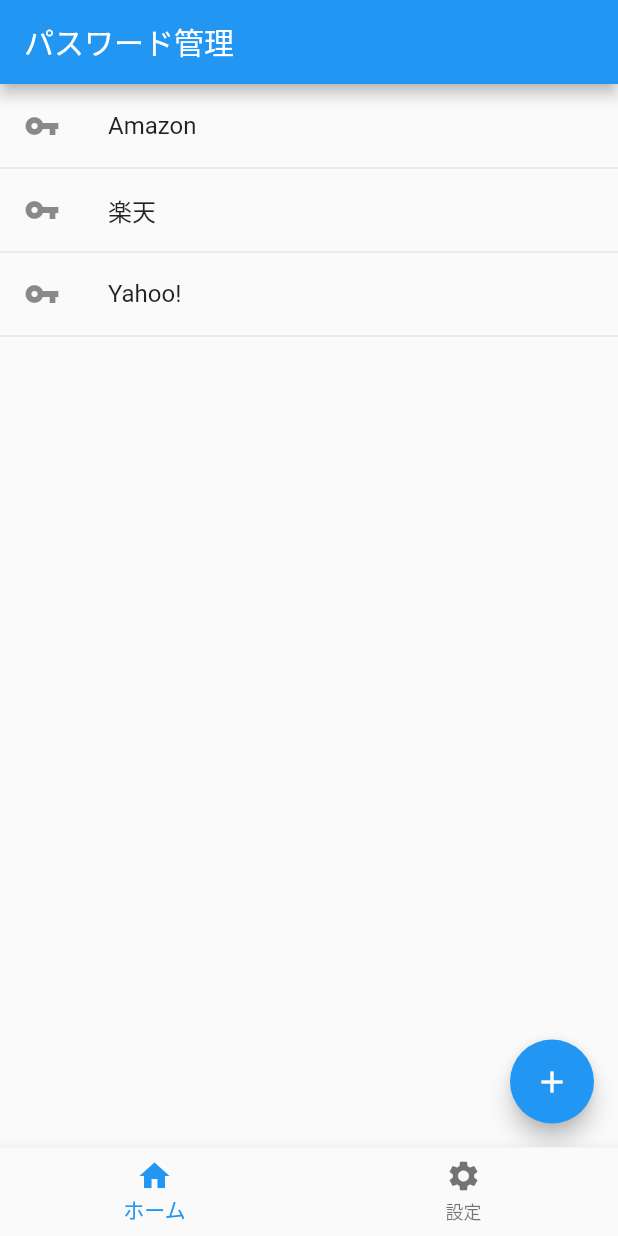
After one commit to nokunoku1234/password_post_curriculum, a Flutter app: the screen it shows after launch, on a phone screen of 412 x 824 dp. The commit adds this screen. Run offline on Flutter 3.47's test engine with Material 2 defaults, Android fonts, the phone set to English and light mode, and no system bars; drawn by our look-alikes of flutter_slidable.

Commit message:
BottomNavigation実装

```diff
--- /dev/null
+++ b/lib/home_page.dart
@@ -0,0 +1,83 @@
+import 'package:flutter/material.dart';
+import 'package:flutter_slidable/flutter_slidable.dart';
+import 'add_password.dart';
+import 'confirm_pass.dart';
+import 'method.dart';
+
+class HomePage extends StatefulWidget {
+  @override
+  _HomePageState createState() => _HomePageState();
+}
+
+class _HomePageState extends State<HomePage> {
+
+  List<String> titleList = ['Amazon', '楽天', 'Yahoo!'];
+  List<String> idList = ['Amazon', '楽天', 'Yahoo!'];
+  List<String> pwList = ['Amazon', '楽天', 'Yahoo!'];
+
+  @override
+  Widget build(BuildContext context) {
+    return Scaffold(
+      appBar: AppBar(
+        title: Text('パスワード管理'),
+      ),
+      body: Builder(
+          builder: (BuildContext context) {
+            return ListView.builder(
+              itemBuilder: (BuildContext context, int i) {
+                return Column(
+                  children: <Widget>[
+                    Slidable(
+                      actionPane: SlidableDrawerActionPane(),
+                      actions: <Widget>[
+                        IconSlideAction(
+                          icon: Icons.content_copy,
+                          color: Colors.blue,
+                          caption: 'ID',
+                          onTap: () {
+                            Copy.idCopy(idList[i]);
+                            Scaffold.of(context).showSnackBar(
+                                SnackBar(content: Text('IDをコピーしました'), duration: Duration(seconds: 1),)
+                            );
+                          },
+                        ),
+                      ],
+                      secondaryActions: <Widget>[
+                        IconSlideAction(
+                          icon: Icons.content_copy,
+                          color: Colors.blue,
+                          caption: 'PW',
+                          onTap: () {
+                            Copy.pwCopy(pwList[i]);
+                            Scaffold.of(context).showSnackBar(
+                                SnackBar(content: Text('パスワードをコピーしました'), duration: Duration(seconds: 1),)
+                            );
+                          },
+                        ),
+                      ],
+                      child: ListTile(
+                        title: Text(titleList[i]),
+                        leading: Icon(Icons.vpn_key),
+                        onTap: () {
+                          Navigator.push(context, MaterialPageRoute(builder: (context) => ConfirmPass(i, titleList, idList, pwList)));
+                        },
+                      ),
+                    ),
+                    Divider(height: 0.0,),
+                  ],
+                );
+              },
+              itemCount: titleList.length,
+            );
+          }
+      ),
+      floatingActionButton: FloatingActionButton(
+        onPressed: () {
+          Navigator.push(context, MaterialPageRoute(builder: (context) => AddPassword(titleList, idList, pwList)));
+        },
+        tooltip: 'Increment',
+        child: Icon(Icons.add),
+      ),
+    );
+  }
+}
--- a/lib/main.dart
+++ b/lib/main.dart
@@ -1,10 +1,6 @@
 import 'package:flutter/material.dart';
-import 'package:flutter/services.dart';
-import 'package:flutter_slidable/flutter_slidable.dart';
-import 'package:starter_course/add_password.dart';
-import 'package:starter_course/confirm_pass.dart';
-
-import 'method.dart';
+import 'package:starter_course/home_page.dart';
+import 'package:starter_course/setting.dart';
 
 void main() => runApp(MyApp());
 
@@ -16,93 +12,56 @@ class MyApp extends StatelessWidget {
       theme: ThemeData(
         primarySwatch: Colors.blue,
       ),
-      home: MyHomePage(title: 'Flutter Demo Home Page'),
+      home: Main(title: 'Flutter Demo Home Page'),
     );
   }
 }
 
-class MyHomePage extends StatefulWidget {
-  MyHomePage({Key key, this.title}) : super(key: key);
+class Main extends StatefulWidget {
+  Main({Key key, this.title}) : super(key: key);
 
   final String title;
 
   @override
-  _MyHomePageState createState() => _MyHomePageState();
+  _MainState createState() => _MainState();
 }
 
-class _MyHomePageState extends State<MyHomePage> {
+class _MainState extends State<Main> {
 
-  List<String> titleList = ['Amazon', '楽天', 'Yahoo!'];
-  List<String> idList = ['Amazon', '楽天', 'Yahoo!'];
-  List<String> pwList = ['Amazon', '楽天', 'Yahoo!'];
+  int _selectedIndex = 0;
+  PageController _pageController = PageController();
+
+  void _onItemTapped(int index) {
+    _pageController.animateToPage(index, duration: Duration(milliseconds: 1), curve: Curves.ease);
+  }
 
   @override
   Widget build(BuildContext context) {
     return Scaffold(
-      appBar: AppBar(
-        title: Text('パスワード管理'),
+      body: PageView(
+        onPageChanged: (int index) {
+          _selectedIndex = index;
+          setState(() {
+
+          });
+        },
+        controller: _pageController,
+        children: <Widget>[
+          HomePage(),
+          Setting()
+        ],
       ),
-      body: Builder(
-        builder: (BuildContext context) {
-          return ListView.builder(
-              itemBuilder: (BuildContext context, int i) {
-                return Column(
-                  children: <Widget>[
-                    Slidable(
-                      actionPane: SlidableDrawerActionPane(),
-                      actions: <Widget>[
-                        IconSlideAction(
-                          icon: Icons.content_copy,
-                          color: Colors.blue,
-                          caption: 'ID',
-                          onTap: () {
-                            Copy.idCopy(idList[i]);
-                            Scaffold.of(context).showSnackBar(
-                              SnackBar(content: Text('IDをコピーしました'), duration: Duration(seconds: 1),)
-                            );
-                          },
-                        ),
-                      ],
-                      secondaryActions: <Widget>[
-                        IconSlideAction(
-                          icon: Icons.content_copy,
-                          color: Colors.blue,
-                          caption: 'PW',
-                          onTap: () {
-                            Copy.pwCopy(pwList[i]);
-                            Scaffold.of(context).showSnackBar(
-                                SnackBar(content: Text('パスワードをコピーしました'), duration: Duration(seconds: 1),)
-                            );
-                          },
-                        ),
-                      ],
-                      child: ListTile(
-                        title: Text(titleList[i]),
-                        leading: Icon(Icons.vpn_key),
-                        onTap: () {
-                          Navigator.push(context, MaterialPageRoute(builder: (context) => ConfirmPass(i, titleList, idList, pwList)));
-                        },
-                      ),
-                    ),
-                    Divider(height: 0.0,),
-                  ],
-                );
-              },
-              itemCount: titleList.length,
-          );
-        }
-      ),
-      floatingActionButton: FloatingActionButton(
-        onPressed: () {
-          Navigator.push(context, MaterialPageRoute(builder: (context) => AddPassword(titleList, idList, pwList)));
-        },
-        tooltip: 'Increment',
-        child: Icon(Icons.add),
+      bottomNavigationBar: BottomNavigationBar(
+        items: const <BottomNavigationBarItem> [
+          BottomNavigationBarItem(icon: Icon(Icons.home), title: Text('ホーム')),
+          BottomNavigationBarItem(icon: Icon(Icons.settings), title: Text('設定')),
+        ],
+        currentIndex: _selectedIndex,
+        onTap: _onItemTapped,
       ),
     );
   }
 }
 
-//todo スライダブル実装
-//todo テーマカラー変更
+//todo ボトムナビゲーションの追加
 //todo ダイアログ表示
```
Also changed, not shown: lib/setting.dart (added, +15 -0 lines).
